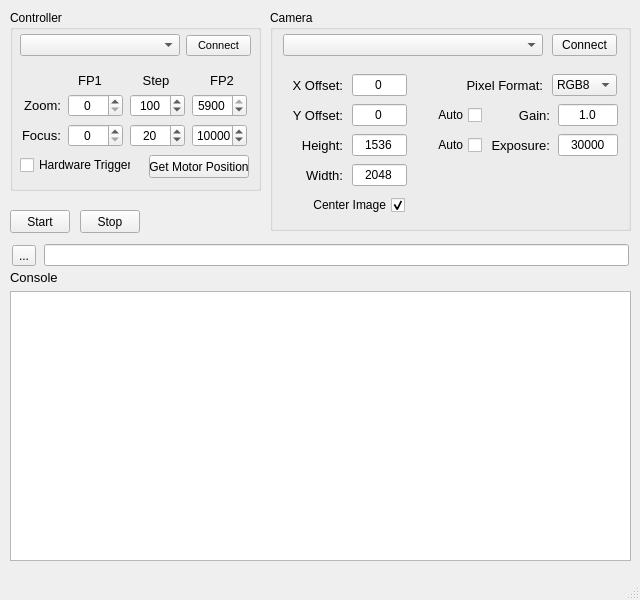
NSWC-Crane/passive_range, file camera_pr_gui/src/capture_pr_gui.ui: the form before one commit.
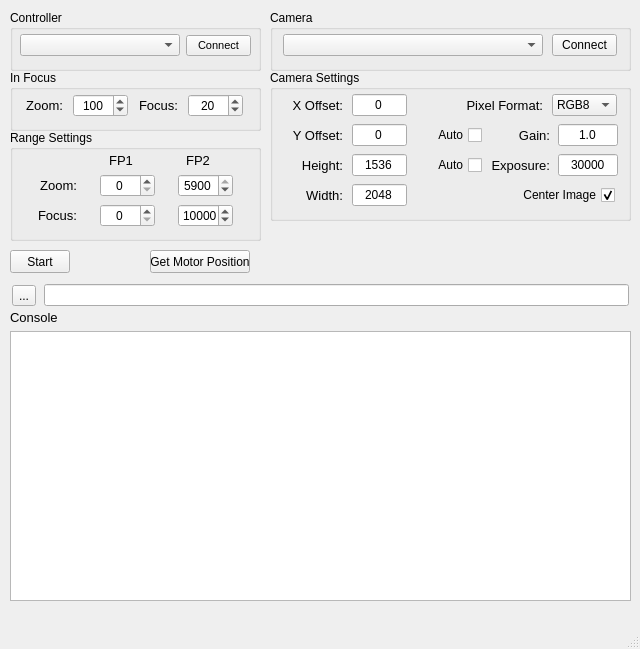
The form after the commit.

Patch:
```diff
--- a/camera_pr_gui/src/capture_pr_gui.ui
+++ b/camera_pr_gui/src/capture_pr_gui.ui
@@ -7,7 +7,7 @@
     <x>0</x>
     <y>0</y>
     <width>640</width>
-    <height>600</height>
+    <height>649</height>
    </rect>
   </property>
   <property name="minimumSize">
@@ -24,7 +24,7 @@
     <property name="geometry">
      <rect>
       <x>10</x>
-      <y>270</y>
+      <y>310</y>
       <width>621</width>
       <height>291</height>
      </rect>
@@ -76,7 +76,7 @@
     <property name="geometry">
      <rect>
       <x>10</x>
-      <y>240</y>
+      <y>280</y>
       <width>621</width>
       <height>31</height>
      </rect>
@@ -113,7 +113,7 @@
       <x>10</x>
       <y>10</y>
       <width>251</width>
-      <height>181</height>
+      <height>61</height>
      </rect>
     </property>
     <property name="title">
@@ -172,11 +172,373 @@
       </item>
      </layout>
     </widget>
+   </widget>
+   <widget class="QGroupBox" name="camera_gb">
+    <property name="geometry">
+     <rect>
+      <x>270</x>
+      <y>10</y>
+      <width>361</width>
+      <height>61</height>
+     </rect>
+    </property>
+    <property name="title">
+     <string>Camera</string>
+    </property>
+    <widget class="QWidget" name="horizontalLayoutWidget_3">
+     <property name="geometry">
+      <rect>
+       <x>10</x>
+       <y>20</y>
+       <width>341</width>
+       <height>31</height>
+      </rect>
+     </property>
+     <layout class="QHBoxLayout" name="horizontalLayout_3">
+      <item>
+       <widget class="QComboBox" name="cam_cb">
+        <property name="minimumSize">
+         <size>
+          <width>260</width>
+          <height>0</height>
+         </size>
+        </property>
+        <property name="maximumSize">
+         <size>
+          <width>260</width>
+          <height>16777215</height>
+         </size>
+        </property>
+       </widget>
+      </item>
+      <item>
+       <widget class="QPushButton" name="cam_connect_btn">
+        <property name="minimumSize">
+         <size>
+          <width>65</width>
+          <height>0</height>
+         </size>
+        </property>
+        <property name="maximumSize">
+         <size>
+          <width>65</width>
+          <height>16777215</height>
+         </size>
+        </property>
+        <property name="text">
+         <string>Connect</string>
+        </property>
+       </widget>
+      </item>
+     </layout>
+    </widget>
+   </widget>
+   <widget class="QPushButton" name="start_capture">
+    <property name="geometry">
+     <rect>
+      <x>10</x>
+      <y>250</y>
+      <width>60</width>
+      <height>23</height>
+     </rect>
+    </property>
+    <property name="minimumSize">
+     <size>
+      <width>60</width>
+      <height>0</height>
+     </size>
+    </property>
+    <property name="maximumSize">
+     <size>
+      <width>60</width>
+      <height>16777215</height>
+     </size>
+    </property>
+    <property name="text">
+     <string>Start</string>
+    </property>
+   </widget>
+   <widget class="QGroupBox" name="groupBox">
+    <property name="geometry">
+     <rect>
+      <x>10</x>
+      <y>70</y>
+      <width>251</width>
+      <height>61</height>
+     </rect>
+    </property>
+    <property name="title">
+     <string>In Focus</string>
+    </property>
+    <widget class="QWidget" name="horizontalLayoutWidget_14">
+     <property name="geometry">
+      <rect>
+       <x>9</x>
+       <y>20</y>
+       <width>231</width>
+       <height>31</height>
+      </rect>
+     </property>
+     <layout class="QHBoxLayout" name="horizontalLayout_14">
+      <item>
+       <widget class="QLabel" name="label_17">
+        <property name="minimumSize">
+         <size>
+          <width>40</width>
+          <height>0</height>
+         </size>
+        </property>
+        <property name="maximumSize">
+         <size>
+          <width>40</width>
+          <height>16777215</height>
+         </size>
+        </property>
+        <property name="font">
+         <font>
+          <pointsize>10</pointsize>
+         </font>
+        </property>
+        <property name="text">
+         <string>Zoom:</string>
+        </property>
+        <property name="alignment">
+         <set>Qt::AlignRight|Qt::AlignTrailing|Qt::AlignVCenter</set>
+        </property>
+       </widget>
+      </item>
+      <item>
+       <widget class="QSpinBox" name="z_clear">
+        <property name="minimumSize">
+         <size>
+          <width>55</width>
+          <height>0</height>
+         </size>
+        </property>
+        <property name="maximumSize">
+         <size>
+          <width>55</width>
+          <height>16777215</height>
+         </size>
+        </property>
+        <property name="alignment">
+         <set>Qt::AlignCenter</set>
+        </property>
+        <property name="keyboardTracking">
+         <bool>false</bool>
+        </property>
+        <property name="maximum">
+         <number>5900</number>
+        </property>
+        <property name="value">
+         <number>100</number>
+        </property>
+       </widget>
+      </item>
+      <item>
+       <widget class="QLabel" name="label_18">
+        <property name="minimumSize">
+         <size>
+          <width>40</width>
+          <height>0</height>
+         </size>
+        </property>
+        <property name="maximumSize">
+         <size>
+          <width>40</width>
+          <height>16777215</height>
+         </size>
+        </property>
+        <property name="font">
+         <font>
+          <pointsize>10</pointsize>
+         </font>
+        </property>
+        <property name="text">
+         <string>Focus:</string>
+        </property>
+        <property name="alignment">
+         <set>Qt::AlignRight|Qt::AlignTrailing|Qt::AlignVCenter</set>
+        </property>
+       </widget>
+      </item>
+      <item>
+       <widget class="QSpinBox" name="f_clear">
+        <property name="minimumSize">
+         <size>
+          <width>55</width>
+          <height>0</height>
+         </size>
+        </property>
+        <property name="maximumSize">
+         <size>
+          <width>55</width>
+          <height>16777215</height>
+         </size>
+        </property>
+        <property name="alignment">
+         <set>Qt::AlignCenter</set>
+        </property>
+        <property name="keyboardTracking">
+         <bool>false</bool>
+        </property>
+        <property name="maximum">
+         <number>55000</number>
+        </property>
+        <property name="singleStep">
+         <number>20</number>
+        </property>
+        <property name="value">
+         <number>20</number>
+        </property>
+       </widget>
+      </item>
+     </layout>
+    </widget>
+   </widget>
+   <widget class="QPushButton" name="motor_position">
+    <property name="geometry">
+     <rect>
+      <x>150</x>
+      <y>250</y>
+      <width>100</width>
+      <height>23</height>
+     </rect>
+    </property>
+    <property name="minimumSize">
+     <size>
+      <width>100</width>
+      <height>0</height>
+     </size>
+    </property>
+    <property name="maximumSize">
+     <size>
+      <width>100</width>
+      <height>16777215</height>
+     </size>
+    </property>
+    <property name="text">
+     <string>Get Motor Position</string>
+    </property>
+   </widget>
+   <widget class="QGroupBox" name="groupBox_2">
+    <property name="geometry">
+     <rect>
+      <x>10</x>
+      <y>130</y>
+      <width>251</width>
+      <height>111</height>
+     </rect>
+    </property>
+    <property name="title">
+     <string>Range Settings</string>
+    </property>
+    <widget class="QWidget" name="horizontalLayoutWidget_4">
+     <property name="geometry">
+      <rect>
+       <x>10</x>
+       <y>40</y>
+       <width>231</width>
+       <height>31</height>
+      </rect>
+     </property>
+     <layout class="QHBoxLayout" name="horizontalLayout_4">
+      <item>
+       <widget class="QLabel" name="label_5">
+        <property name="minimumSize">
+         <size>
+          <width>40</width>
+          <height>0</height>
+         </size>
+        </property>
+        <property name="maximumSize">
+         <size>
+          <width>40</width>
+          <height>16777215</height>
+         </size>
+        </property>
+        <property name="font">
+         <font>
+          <pointsize>10</pointsize>
+         </font>
+        </property>
+        <property name="text">
+         <string>Zoom:</string>
+        </property>
+        <property name="alignment">
+         <set>Qt::AlignRight|Qt::AlignTrailing|Qt::AlignVCenter</set>
+        </property>
+       </widget>
+      </item>
+      <item>
+       <widget class="QSpinBox" name="z_fp1">
+        <property name="minimumSize">
+         <size>
+          <width>55</width>
+          <height>0</height>
+         </size>
+        </property>
+        <property name="maximumSize">
+         <size>
+          <width>55</width>
+          <height>16777215</height>
+         </size>
+        </property>
+        <property name="alignment">
+         <set>Qt::AlignCenter</set>
+        </property>
+        <property name="keyboardTracking">
+         <bool>false</bool>
+        </property>
+        <property name="maximum">
+         <number>5900</number>
+        </property>
+        <property name="singleStep">
+         <number>20</number>
+        </property>
+        <property name="value">
+         <number>0</number>
+        </property>
+       </widget>
+      </item>
+      <item>
+       <widget class="QSpinBox" name="z_fp2">
+        <property name="minimumSize">
+         <size>
+          <width>55</width>
+          <height>0</height>
+         </size>
+        </property>
+        <property name="maximumSize">
+         <size>
+          <width>55</width>
+          <height>16777215</height>
+         </size>
+        </property>
+        <property name="alignment">
+         <set>Qt::AlignCenter</set>
+        </property>
+        <property name="keyboardTracking">
+         <bool>false</bool>
+        </property>
+        <property name="maximum">
+         <number>5900</number>
+        </property>
+        <property name="singleStep">
+         <number>20</number>
+        </property>
+        <property name="value">
+         <number>5900</number>
+        </property>
+       </widget>
+      </item>
+     </layout>
+    </widget>
     <widget class="QWidget" name="horizontalLayoutWidget_7">
      <property name="geometry">
       <rect>
        <x>10</x>
-       <y>110</y>
+       <y>70</y>
        <width>231</width>
        <height>31</height>
       </rect>
@@ -240,37 +602,6 @@
         </property>
        </widget>
       </item>
-      <item>
-       <widget class="QSpinBox" name="f_step">
-        <property name="minimumSize">
-         <size>
-          <width>55</width>
-          <height>0</height>
-         </size>
-        </property>
-        <property name="maximumSize">
-         <size>
-          <width>55</width>
-          <height>16777215</height>
-         </size>
-        </property>
-        <property name="alignment">
-         <set>Qt::AlignCenter</set>
-        </property>
-        <property name="keyboardTracking">
-         <bool>false</bool>
-        </property>
-        <property name="maximum">
-         <number>55000</number>
-        </property>
-        <property name="singleStep">
-         <number>20</number>
-        </property>
-        <property name="value">
-         <number>20</number>
-        </property>
-       </widget>
-      </item>
       <item>
        <widget class="QSpinBox" name="f_fp2">
         <property name="minimumSize">
@@ -307,9 +638,9 @@
     <widget class="QWidget" name="horizontalLayoutWidget_5">
      <property name="geometry">
       <rect>
-       <x>50</x>
-       <y>60</y>
-       <width>194</width>
+       <x>70</x>
+       <y>20</y>
+       <width>161</width>
        <height>21</height>
       </rect>
      </property>
@@ -341,33 +672,6 @@
         </property>
        </widget>
       </item>
-      <item>
-       <widget class="QLabel" name="label_7">
-        <property name="minimumSize">
-         <size>
-          <width>60</width>
-          <height>0</height>
-         </size>
-        </property>
-        <property name="maximumSize">
-         <size>
-          <width>60</width>
-          <height>16777215</height>
-         </size>
-        </property>
-        <property name="font">
-         <font>
-          <pointsize>10</pointsize>
-         </font>
-        </property>
-        <property name="text">
-         <string>Step</string>
-        </property>
-        <property name="alignment">
-         <set>Qt::AlignCenter</set>
-        </property>
-       </widget>
-      </item>
       <item>
        <widget class="QLabel" name="label_6">
         <property name="minimumSize">
@@ -397,405 +701,24 @@
       </item>
      </layout>
     </widget>
-    <widget class="QWidget" name="horizontalLayoutWidget_4">
-     <property name="geometry">
-      <rect>
-       <x>10</x>
-       <y>80</y>
-       <width>231</width>
-       <height>31</height>
-      </rect>
-     </property>
-     <layout class="QHBoxLayout" name="horizontalLayout_4">
-      <item>
-       <widget class="QLabel" name="label_5">
-        <property name="minimumSize">
-         <size>
-          <width>40</width>
-          <height>0</height>
-         </size>
-        </property>
-        <property name="maximumSize">
-         <size>
-          <width>40</width>
-          <height>16777215</height>
-         </size>
-        </property>
-        <property name="font">
-         <font>
-          <pointsize>10</pointsize>
-         </font>
-        </property>
-        <property name="text">
-         <string>Zoom:</string>
-        </property>
-        <property name="alignment">
-         <set>Qt::AlignRight|Qt::AlignTrailing|Qt::AlignVCenter</set>
-        </property>
-       </widget>
-      </item>
-      <item>
-       <widget class="QSpinBox" name="z_fp1">
-        <property name="minimumSize">
-         <size>
-          <width>55</width>
-          <height>0</height>
-         </size>
-        </property>
-        <property name="maximumSize">
-         <size>
-          <width>55</width>
-          <height>16777215</height>
-         </size>
-        </property>
-        <property name="alignment">
-         <set>Qt::AlignCenter</set>
-        </property>
-        <property name="keyboardTracking">
-         <bool>false</bool>
-        </property>
-        <property name="maximum">
-         <number>5900</number>
-        </property>
-        <property name="singleStep">
-         <number>20</number>
-        </property>
-        <property name="value">
-         <number>0</number>
-        </property>
-       </widget>
-      </item>
-      <item>
-       <widget class="QSpinBox" name="z_step">
-        <property name="minimumSize">
-         <size>
-          <width>55</width>
-          <height>0</height>
-         </size>
-        </property>
-        <property name="maximumSize">
-         <size>
-          <width>55</width>
-          <height>16777215</height>
-         </size>
-        </property>
-        <property name="alignment">
-         <set>Qt::AlignCenter</set>
-        </property>
-        <property name="keyboardTracking">
-         <bool>false</bool>
-        </property>
-        <property name="maximum">
-         <number>5900</number>
-        </property>
-        <property name="value">
-         <number>100</number>
-        </property>
-       </widget>
-      </item>
-      <item>
-       <widget class="QSpinBox" name="z_fp2">
-        <property name="minimumSize">
-         <size>
-          <width>55</width>
-          <height>0</height>
-         </size>
-        </property>
-        <property name="maximumSize">
-         <size>
-          <width>55</width>
-          <height>16777215</height>
-         </size>
-        </property>
-        <property name="alignment">
-         <set>Qt::AlignCenter</set>
-        </property>
-        <property name="keyboardTracking">
-         <bool>false</bool>
-        </property>
-        <property name="maximum">
-         <number>5900</number>
-        </property>
-        <property name="singleStep">
-         <number>20</number>
-        </property>
-        <property name="value">
-         <number>5900</number>
-        </property>
-       </widget>
-      </item>
-     </layout>
-    </widget>
-    <widget class="QWidget" name="horizontalLayoutWidget_15">
-     <property name="geometry">
-      <rect>
-       <x>10</x>
-       <y>140</y>
-       <width>111</width>
-       <height>31</height>
-      </rect>
-     </property>
-     <layout class="QHBoxLayout" name="horizontalLayout_15">
-      <item>
-       <widget class="QCheckBox" name="checkBox">
-        <property name="text">
-         <string>Hardware Trigger</string>
-        </property>
-       </widget>
-      </item>
-     </layout>
-    </widget>
-    <widget class="QPushButton" name="motor_position">
-     <property name="geometry">
-      <rect>
-       <x>139</x>
-       <y>145</y>
-       <width>100</width>
-       <height>23</height>
-      </rect>
-     </property>
-     <property name="minimumSize">
-      <size>
-       <width>100</width>
-       <height>0</height>
-      </size>
-     </property>
-     <property name="maximumSize">
-      <size>
-       <width>100</width>
-       <height>16777215</height>
-      </size>
-     </property>
-     <property name="text">
-      <string>Get Motor Position</string>
-     </property>
-    </widget>
    </widget>
-   <widget class="QGroupBox" name="camera_gb">
+   <widget class="QGroupBox" name="groupBox_3">
     <property name="geometry">
      <rect>
       <x>270</x>
-      <y>10</y>
+      <y>70</y>
       <width>361</width>
-      <height>221</height>
+      <height>151</height>
      </rect>
     </property>
     <property name="title">
-     <string>Camera</string>
+     <string>Camera Settings</string>
     </property>
-    <widget class="QWidget" name="horizontalLayoutWidget_9">
-     <property name="geometry">
-      <rect>
-       <x>10</x>
-       <y>150</y>
-       <width>131</width>
-       <height>31</height>
-      </rect>
-     </property>
-     <layout class="QHBoxLayout" name="horizontalLayout_9">
-      <item>
-       <widget class="QLabel" name="label_11">
-        <property name="minimumSize">
-         <size>
-          <width>20</width>
-          <height>0</height>
-         </size>
-        </property>
-        <property name="maximumSize">
-         <size>
-          <width>60</width>
-          <height>16777215</height>
-         </size>
-        </property>
-        <property name="font">
-         <font>
-          <pointsize>10</pointsize>
-         </font>
-        </property>
-        <property name="text">
-         <string>Width:</string>
-        </property>
-        <property name="alignment">
-         <set>Qt::AlignRight|Qt::AlignTrailing|Qt::AlignVCenter</set>
-        </property>
-       </widget>
-      </item>
-      <item>
-       <widget class="QLineEdit" name="width">
-        <property name="minimumSize">
-         <size>
-          <width>55</width>
-          <height>0</height>
-         </size>
-        </property>
-        <property name="maximumSize">
-         <size>
-          <width>55</width>
-          <height>16777215</height>
-         </size>
-        </property>
-        <property name="text">
-         <string>2048</string>
-        </property>
-        <property name="alignment">
-         <set>Qt::AlignCenter</set>
-        </property>
-       </widget>
-      </item>
-     </layout>
-    </widget>
-    <widget class="QWidget" name="horizontalLayoutWidget_12">
-     <property name="geometry">
-      <rect>
-       <x>160</x>
-       <y>120</y>
-       <width>191</width>
-       <height>31</height>
-      </rect>
-     </property>
-     <layout class="QHBoxLayout" name="horizontalLayout_12">
-      <item>
-       <widget class="QCheckBox" name="auto_exp">
-        <property name="minimumSize">
-         <size>
-          <width>50</width>
-          <height>0</height>
-         </size>
-        </property>
-        <property name="maximumSize">
-         <size>
-          <width>50</width>
-          <height>16777215</height>
-         </size>
-        </property>
-        <property name="layoutDirection">
-         <enum>Qt::RightToLeft</enum>
-        </property>
-        <property name="text">
-         <string>Auto</string>
-        </property>
-        <property name="checked">
-         <bool>false</bool>
-        </property>
-       </widget>
-      </item>
-      <item>
-       <widget class="QLabel" name="label_16">
-        <property name="minimumSize">
-         <size>
-          <width>60</width>
-          <height>0</height>
-         </size>
-        </property>
-        <property name="maximumSize">
-         <size>
-          <width>60</width>
-          <height>16777215</height>
-         </size>
-        </property>
-        <property name="font">
-         <font>
-          <pointsize>10</pointsize>
-         </font>
-        </property>
-        <property name="text">
-         <string>Exposure:</string>
-        </property>
-        <property name="alignment">
-         <set>Qt::AlignRight|Qt::AlignTrailing|Qt::AlignVCenter</set>
-        </property>
-       </widget>
-      </item>
-      <item>
-       <widget class="QLineEdit" name="exposure">
-        <property name="minimumSize">
-         <size>
-          <width>60</width>
-          <height>0</height>
-         </size>
-        </property>
-        <property name="maximumSize">
-         <size>
-          <width>60</width>
-          <height>16777215</height>
-         </size>
-        </property>
-        <property name="text">
-         <string>30000</string>
-        </property>
-        <property name="alignment">
-         <set>Qt::AlignCenter</set>
-        </property>
-       </widget>
-      </item>
-     </layout>
-    </widget>
-    <widget class="QWidget" name="horizontalLayoutWidget_8">
-     <property name="geometry">
-      <rect>
-       <x>10</x>
-       <y>120</y>
-       <width>131</width>
-       <height>31</height>
-      </rect>
-     </property>
-     <layout class="QHBoxLayout" name="horizontalLayout_8">
-      <item>
-       <widget class="QLabel" name="label_13">
-        <property name="minimumSize">
-         <size>
-          <width>20</width>
-          <height>0</height>
-         </size>
-        </property>
-        <property name="maximumSize">
-         <size>
-          <width>60</width>
-          <height>16777215</height>
-         </size>
-        </property>
-        <property name="font">
-         <font>
-          <pointsize>10</pointsize>
-         </font>
-        </property>
-        <property name="text">
-         <string>Height:</string>
-        </property>
-        <property name="alignment">
-         <set>Qt::AlignRight|Qt::AlignTrailing|Qt::AlignVCenter</set>
-        </property>
-       </widget>
-      </item>
-      <item>
-       <widget class="QLineEdit" name="height">
-        <property name="minimumSize">
-         <size>
-          <width>55</width>
-          <height>0</height>
-         </size>
-        </property>
-        <property name="maximumSize">
-         <size>
-          <width>55</width>
-          <height>16777215</height>
-         </size>
-        </property>
-        <property name="text">
-         <string>1536</string>
-        </property>
-        <property name="alignment">
-         <set>Qt::AlignCenter</set>
-        </property>
-       </widget>
-      </item>
-     </layout>
-    </widget>
     <widget class="QWidget" name="horizontalLayoutWidget">
      <property name="geometry">
       <rect>
        <x>10</x>
-       <y>60</y>
+       <y>20</y>
        <width>131</width>
        <height>31</height>
       </rect>
@@ -856,7 +779,7 @@
      <property name="geometry">
       <rect>
        <x>180</x>
-       <y>60</y>
+       <y>20</y>
        <width>171</width>
        <height>31</height>
       </rect>
@@ -921,7 +844,7 @@
      <property name="geometry">
       <rect>
        <x>10</x>
-       <y>90</y>
+       <y>50</y>
        <width>131</width>
        <height>31</height>
       </rect>
@@ -978,11 +901,133 @@
       </item>
      </layout>
     </widget>
+    <widget class="QWidget" name="horizontalLayoutWidget_8">
+     <property name="geometry">
+      <rect>
+       <x>10</x>
+       <y>80</y>
+       <width>131</width>
+       <height>31</height>
+      </rect>
+     </property>
+     <layout class="QHBoxLayout" name="horizontalLayout_8">
+      <item>
+       <widget class="QLabel" name="label_13">
+        <property name="minimumSize">
+         <size>
+          <width>20</width>
+          <height>0</height>
+         </size>
+        </property>
+        <property name="maximumSize">
+         <size>
+          <width>60</width>
+          <height>16777215</height>
+         </size>
+        </property>
+        <property name="font">
+         <font>
+          <pointsize>10</pointsize>
+         </font>
+        </property>
+        <property name="text">
+         <string>Height:</string>
+        </property>
+        <property name="alignment">
+         <set>Qt::AlignRight|Qt::AlignTrailing|Qt::AlignVCenter</set>
+        </property>
+       </widget>
+      </item>
+      <item>
+       <widget class="QLineEdit" name="height">
+        <property name="minimumSize">
+         <size>
+          <width>55</width>
+          <height>0</height>
+         </size>
+        </property>
+        <property name="maximumSize">
+         <size>
+          <width>55</width>
+          <height>16777215</height>
+         </size>
+        </property>
+        <property name="text">
+         <string>1536</string>
+        </property>
+        <property name="alignment">
+         <set>Qt::AlignCenter</set>
+        </property>
+       </widget>
+      </item>
+     </layout>
+    </widget>
+    <widget class="QWidget" name="horizontalLayoutWidget_9">
+     <property name="geometry">
+      <rect>
+       <x>10</x>
+       <y>110</y>
+       <width>131</width>
+       <height>31</height>
+      </rect>
+     </property>
+     <layout class="QHBoxLayout" name="horizontalLayout_9">
+      <item>
+       <widget class="QLabel" name="label_11">
+        <property name="minimumSize">
+         <size>
+          <width>20</width>
+          <height>0</height>
+         </size>
+        </property>
+        <property name="maximumSize">
+         <size>
+          <width>60</width>
+          <height>16777215</height>
+         </size>
+        </property>
+        <property name="font">
+         <font>
+          <pointsize>10</pointsize>
+         </font>
+        </property>
+        <property name="text">
+         <string>Width:</string>
+        </property>
+        <property name="alignment">
+         <set>Qt::AlignRight|Qt::AlignTrailing|Qt::AlignVCenter</set>
+        </property>
+       </widget>
+      </item>
+      <item>
+       <widget class="QLineEdit" name="width">
+        <property name="minimumSize">
+         <size>
+          <width>55</width>
+          <height>0</height>
+         </size>
+        </property>
+        <property name="maximumSize">
+         <size>
+          <width>55</width>
+          <height>16777215</height>
+         </size>
+        </property>
+        <property name="text">
+         <string>2048</string>
+        </property>
+        <property name="alignment">
+         <set>Qt::AlignCenter</set>
+        </property>
+       </widget>
+      </item>
+     </layout>
+    </widget>
     <widget class="QWidget" name="horizontalLayoutWidget_11">
      <property name="geometry">
       <rect>
        <x>160</x>
-       <y>90</y>
+       <y>50</y>
        <width>191</width>
        <height>31</height>
       </rect>
@@ -1064,48 +1109,87 @@
       </item>
      </layout>
     </widget>
-    <widget class="QWidget" name="horizontalLayoutWidget_3">
+    <widget class="QWidget" name="horizontalLayoutWidget_12">
      <property name="geometry">
       <rect>
-       <x>10</x>
-       <y>20</y>
-       <width>341</width>
+       <x>160</x>
+       <y>80</y>
+       <width>191</width>
        <height>31</height>
       </rect>
      </property>
-     <layout class="QHBoxLayout" name="horizontalLayout_3">
+     <layout class="QHBoxLayout" name="horizontalLayout_12">
       <item>
-       <widget class="QComboBox" name="cam_cb">
+       <widget class="QCheckBox" name="auto_exp">
         <property name="minimumSize">
          <size>
-          <width>260</width>
+          <width>50</width>
           <height>0</height>
          </size>
         </property>
         <property name="maximumSize">
          <size>
-          <width>260</width>
+          <width>50</width>
           <height>16777215</height>
          </size>
         </property>
+        <property name="layoutDirection">
+         <enum>Qt::RightToLeft</enum>
+        </property>
+        <property name="text">
+         <string>Auto</string>
+        </property>
+        <property name="checked">
+         <bool>false</bool>
+        </property>
        </widget>
       </item>
       <item>
-       <widget class="QPushButton" name="cam_connect_btn">
+       <widget class="QLabel" name="label_16">
         <property name="minimumSize">
          <size>
-          <width>65</width>
+          <width>60</width>
           <height>0</height>
          </size>
         </property>
         <property name="maximumSize">
          <size>
-          <width>65</width>
+          <width>60</width>
           <height>16777215</height>
          </size>
         </property>
+        <property name="font">
+         <font>
+          <pointsize>10</pointsize>
+         </font>
+        </property>
         <property name="text">
-         <string>Connect</string>
+         <string>Exposure:</string>
+        </property>
+        <property name="alignment">
+         <set>Qt::AlignRight|Qt::AlignTrailing|Qt::AlignVCenter</set>
+        </property>
+       </widget>
+      </item>
+      <item>
+       <widget class="QLineEdit" name="exposure">
+        <property name="minimumSize">
+         <size>
+          <width>60</width>
+          <height>0</height>
+         </size>
+        </property>
+        <property name="maximumSize">
+         <size>
+          <width>60</width>
+          <height>16777215</height>
+         </size>
+        </property>
+        <property name="text">
+         <string>30000</string>
+        </property>
+        <property name="alignment">
+         <set>Qt::AlignCenter</set>
         </property>
        </widget>
       </item>
@@ -1114,8 +1198,8 @@
     <widget class="QWidget" name="horizontalLayoutWidget_16">
      <property name="geometry">
       <rect>
-       <x>10</x>
-       <y>180</y>
+       <x>220</x>
+       <y>110</y>
        <width>131</width>
        <height>31</height>
       </rect>
@@ -1149,56 +1233,6 @@
      </layout>
     </widget>
    </widget>
-   <widget class="QPushButton" name="start_capture">
-    <property name="geometry">
-     <rect>
-      <x>10</x>
-      <y>210</y>
-      <width>60</width>
-      <height>23</height>
-     </rect>
-    </property>
-    <property name="minimumSize">
-     <size>
-      <width>60</width>
-      <height>0</height>
-     </size>
-    </property>
-    <property name="maximumSize">
-     <size>
-      <width>60</width>
-      <height>16777215</height>
-     </size>
-    </property>
-    <property name="text">
-     <string>Start</string>
-    </property>
-   </widget>
-   <widget class="QPushButton" name="stop_capture">
-    <property name="geometry">
-     <rect>
-      <x>80</x>
-      <y>210</y>
-      <width>60</width>
-      <height>23</height>
-     </rect>
-    </property>
-    <property name="minimumSize">
-     <size>
-      <width>60</width>
-      <height>0</height>
-     </size>
-    </property>
-    <property name="maximumSize">
-     <size>
-      <width>60</width>
-      <height>16777215</height>
-     </size>
-    </property>
-    <property name="text">
-     <string>Stop</string>
-    </property>
-   </widget>
   </widget>
   <widget class="QMenuBar" name="menubar">
    <property name="geometry">
```
